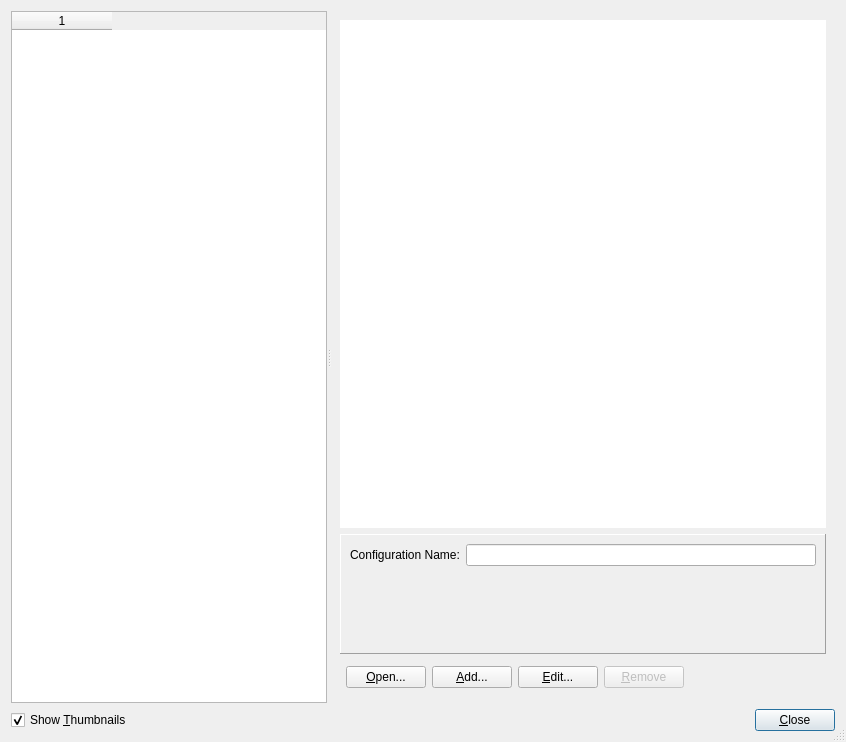
Before: the Qt Designer form src/qt-widgets/DrawStyleDialogUi.ui in GPlates/GPlates, drawn with Qt 5.
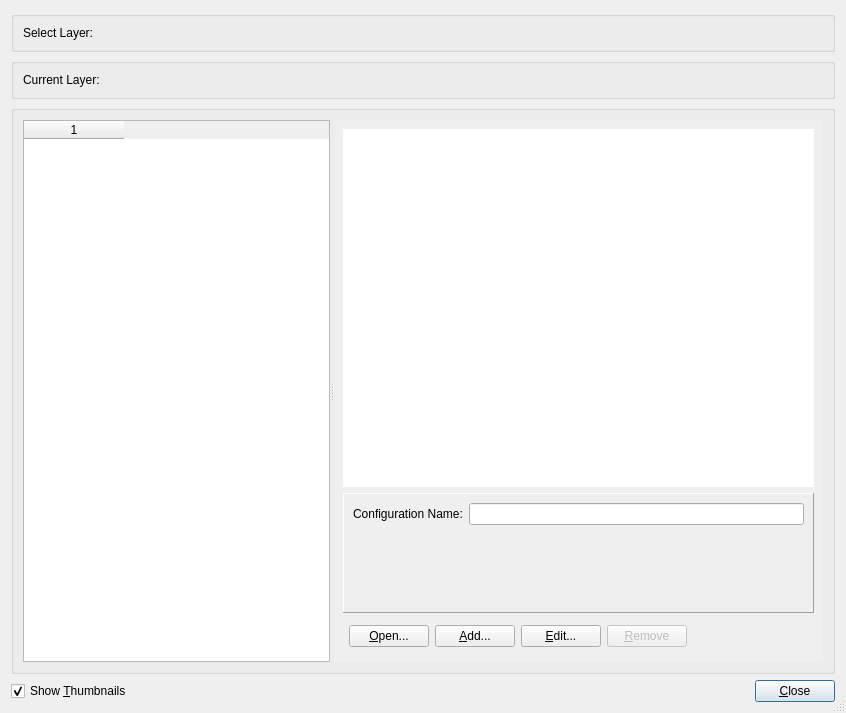
After: the same form once the commit is applied. Icons and pictures are not drawn.

Diff of the .ui file:
```diff
--- a/src/qt-widgets/DrawStyleDialogUi.ui
+++ b/src/qt-widgets/DrawStyleDialogUi.ui
@@ -7,7 +7,7 @@
     <x>0</x>
     <y>0</y>
     <width>846</width>
-    <height>742</height>
+    <height>713</height>
    </rect>
   </property>
   <property name="minimumSize">
@@ -29,6 +29,54 @@
   <property name="sizeGripEnabled">
    <bool>true</bool>
   </property>
+  <layout class="QVBoxLayout" name="verticalLayout_3">
+   <item>
+    <widget class="QGroupBox" name="select_layer_group">
+     <property name="title">
+      <string/>
+     </property>
+     <layout class="QFormLayout" name="formLayout_2">
+      <item row="0" column="0">
+       <widget class="QLabel" name="label">
+        <property name="text">
+         <string>Select Layer: </string>
+        </property>
+       </widget>
+      </item>
+      <item row="0" column="1">
+       <widget class="QWidget" name="select_layer_widget" native="true"/>
+      </item>
+     </layout>
+    </widget>
+   </item>
+   <item>
+    <widget class="QGroupBox" name="current_layer_group">
+     <property name="title">
+      <string/>
+     </property>
+     <layout class="QFormLayout" name="formLayout_3">
+      <item row="0" column="0">
+       <widget class="QLabel" name="label_2">
+        <property name="text">
+         <string>Current Layer: </string>
+        </property>
+       </widget>
+      </item>
+      <item row="0" column="1">
+       <widget class="QLabel" name="current_layer_label">
+        <property name="text">
+         <string/>
+        </property>
+       </widget>
+      </item>
+     </layout>
+    </widget>
+   </item>
+   <item>
+    <widget class="QGroupBox" name="groupBox_2">
+     <property name="title">
+      <string/>
+     </property>
   <layout class="QVBoxLayout" name="verticalLayout_2">
    <item>
     <widget class="QSplitter" name="splitter">
@@ -141,7 +189,7 @@
            <rect>
             <x>0</x>
             <y>0</y>
-            <width>480</width>
+               <width>468</width>
             <height>118</height>
            </rect>
           </property>
@@ -219,6 +267,11 @@
        </item>
       </layout>
      </widget>
+       </widget>
+      </item>
+     </layout>
+     <zorder>style_list</zorder>
+     <zorder>splitter</zorder>
     </widget>
    </item>
    <item>
```
Lines whose indentation alone changed are shown as unchanged.
